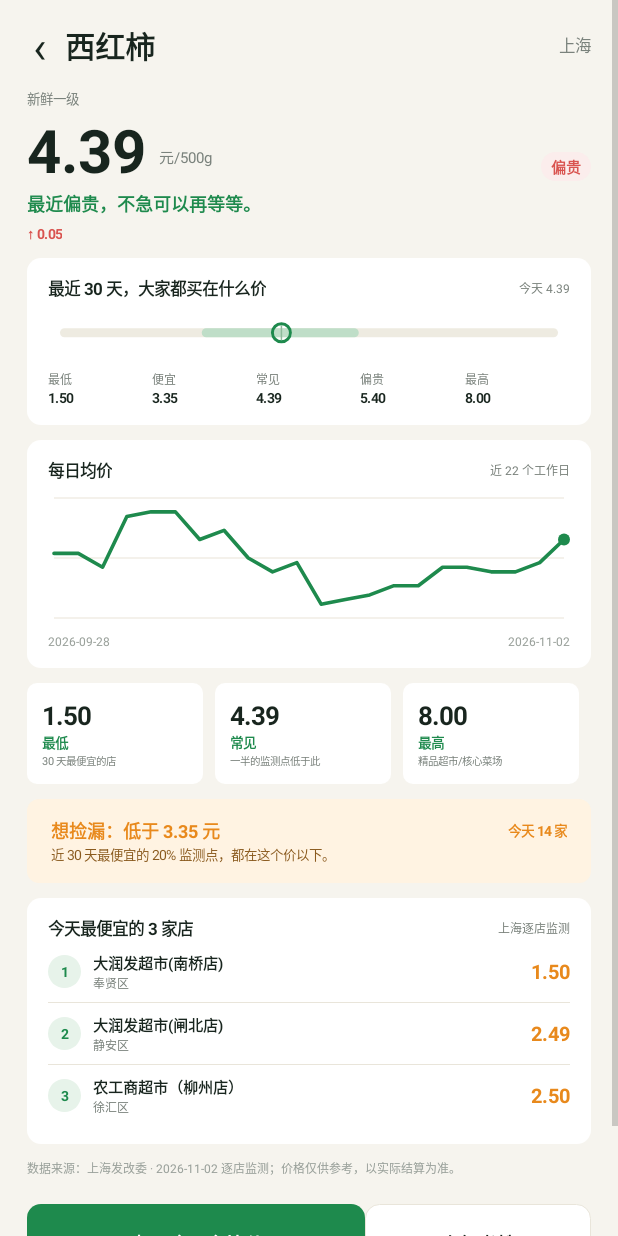
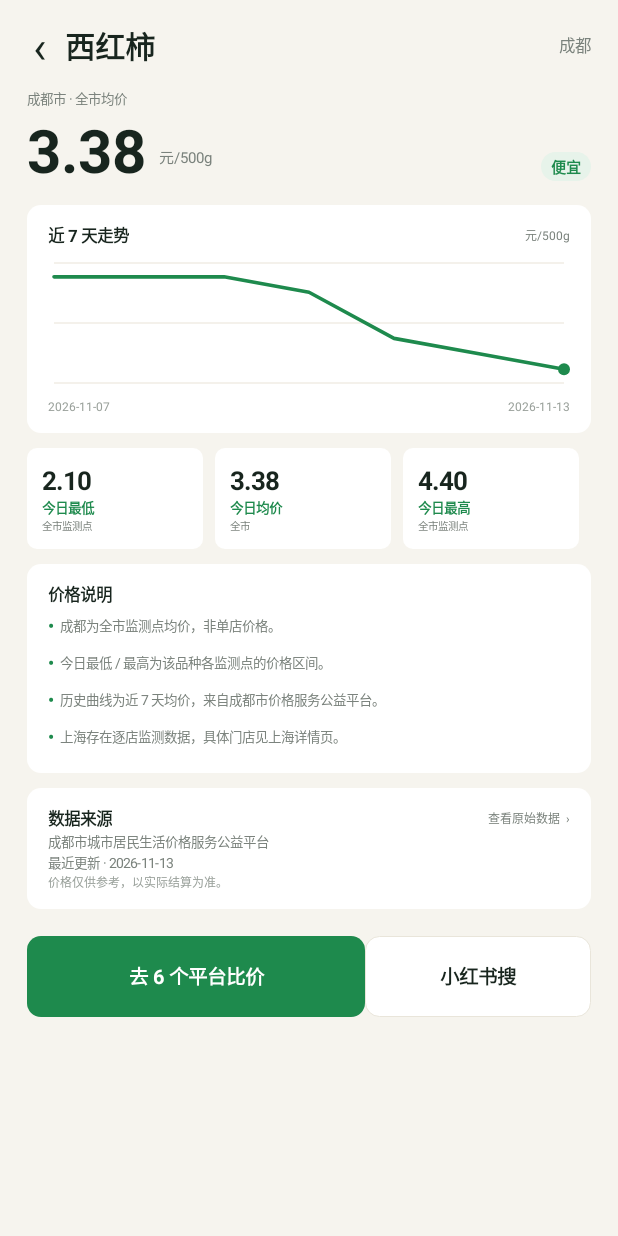
Before and after one commit to canghaimansui/shacaihuasuan, an Android app: the screen it shows after launch (DetailActivity), after a tap on "西红柿", on a phone screen of 412 x 824 dp. Run offline under Robolectric (Android 15) with nearby library versions, the phone set to English and light mode, and no system bars; 2 other taps on this screen came first.

Commit message:
feat: 新增成都城市（默认），接入成都市价格服务公益平台
- 新增 ChengduSource：9 个品类、38 个品种、近 7 天均价
- 默认城市改为成都；老版本升级一次性切换
- 成都详情页：今日最低/均价/最高 + 7 天曲线 + 价格说明
- 版本 2.1.0

```diff
--- a/app/build.gradle
+++ b/app/build.gradle
@@ -10,8 +10,8 @@ android {
         applicationId "com.shacaihuasuan"
         minSdk 26
         targetSdk 34
-        versionCode 4
-        versionName "2.0.2"
+        versionCode 5
+        versionName "2.1.0"
     }
 
     compileOptions {
--- a/app/src/main/java/com/shacaihuasuan/AboutActivity.java
+++ b/app/src/main/java/com/shacaihuasuan/AboutActivity.java
@@ -22,11 +22,11 @@ public class AboutActivity extends Activity {
         head.addView(back);
         head.addView(Ui.tv(this, "数据说明", 20, Ui.INK, true));
         root.addView(head);
-        block(root, "价格口径", "上海：上海市发改委每日监测，逐店零售价。\n北京：北京价格每日农贸/超市均价；30 天曲线来自新发地批发，非零售价。\n单位：元/500g；食用油按原包装单位标注。");
+        block(root, "价格口径", "成都：成都市价格服务公益平台全市均价，近 7 天走势。\n上海：上海市发改委每日监测，逐店零售价。\n北京：北京价格每日农贸/超市均价；30 天曲线来自新发地批发，非零售价。\n单位以原平台为准。");
         block(root, "更新方式", "每天首次启动后下拉刷新。无服务器、无后台任务；失败时保留上一次成功数据。");
         block(root, "平台跳转", "只拉起对应 App 首页并复制食材名，不抓取平台价格；未安装时提示“暂未安装”。");
         block(root, "免责声明", "价格受产地、季节、渠道、促销影响，仅供参考，以实际结算为准。");
-        block(root, "版本", "啥菜划算 2.0.2");
+        block(root, "版本", "啥菜划算 2.1.0");
     }
     private void block(LinearLayout root, String title, String body) {
         LinearLayout c = Ui.col(this);
--- a/app/src/main/java/com/shacaihuasuan/DetailActivity.java
+++ b/app/src/main/java/com/shacaihuasuan/DetailActivity.java
@@ -43,12 +43,13 @@ public class DetailActivity extends Activity {
         head.addView(back);
         head.addView(Ui.tv(this, p.displayName, 20, Ui.INK, true));
         View sp = new View(this); head.addView(sp, new LinearLayout.LayoutParams(0,1,1));
-        head.addView(Ui.tv(this, p.isBeijing() ? "北京" : "上海", 11, Ui.MUTED, false));
+        head.addView(Ui.tv(this, p.isChengdu() ? "成都" : (p.isBeijing() ? "北京" : "上海"), 11, Ui.MUTED, false));
         root.addView(head);
         View gap = new View(this); root.addView(gap, new LinearLayout.LayoutParams(1, Ui.dp(this,8)));
 
         if (p.isMilk) { milk(root); }
         else if (p.isBeijing()) { beijing(root); }
+        else if (p.isChengdu()) { chengdu(root); }
         else { shanghai(root); }
 
         // buttons
@@ -75,6 +76,59 @@ public class DetailActivity extends Activity {
         Ui.margin(big, 0, Ui.dp(this,10), 0, 0); card.addView(big);
         card.addView(Ui.tv(this, "上海和北京的官方监测数据中，暂时没有乳制品价格。", 9, Ui.MUTED, false));
         root.addView(card);
+    }
+
+    private void chengdu(LinearLayout root) {
+        LinearLayout hero = Ui.col(this);
+        hero.addView(Ui.tv(this, "成都市 · 全市均价", 9, Ui.MUTED, false));
+        LinearLayout priceRow = Ui.row(this);
+        priceRow.setGravity(Gravity.BOTTOM);
+        priceRow.addView(Ui.tv(this, Ui.money(p.current), 40, Ui.INK, true));
+        TextView unit = Ui.tv(this, " " + p.unit, 10, Ui.MUTED, false);
+        Ui.margin(unit, Ui.dp(this,6), 0, 0, Ui.dp(this,7));
+        priceRow.addView(unit);
+        View sp = new View(this); priceRow.addView(sp, new LinearLayout.LayoutParams(0,1,1));
+        priceRow.addView(Ui.tag(this, p.tag));
+        hero.addView(priceRow);
+        root.addView(hero);
+
+        if (p.series.size() > 1) {
+            LinearLayout card = card("近 " + p.series.size() + " 天走势", p.unit);
+            LineView line = new LineView(this);
+            List<Double> vals = new ArrayList<>();
+            for (Model.Day d : p.series) vals.add(d.avg);
+            line.set(vals, Ui.GREEN);
+            card.addView(line, new LinearLayout.LayoutParams(ViewGroup.LayoutParams.MATCH_PARENT, Ui.dp(this,100)));
+            LinearLayout dates = Ui.row(this);
+            dates.addView(Ui.tv(this, p.series.get(0).date, 8, Ui.LIGHT, false));
+            View spd = new View(this); dates.addView(spd, new LinearLayout.LayoutParams(0,1,1));
+            dates.addView(Ui.tv(this, p.series.get(p.series.size()-1).date, 8, Ui.LIGHT, false));
+            card.addView(dates);
+            root.addView(card);
+
+            double mn = Double.MAX_VALUE, mx = -Double.MAX_VALUE, sum = 0;
+            for (Model.Day d : p.series) { if (d.avg < mn) mn = d.avg; if (d.avg > mx) mx = d.avg; sum += d.avg; }
+            LinearLayout stats = Ui.row(this);
+            stats.addView(stat("今日最低", p.todayMin == null ? mn : p.todayMin, "全市监测点"));
+            stats.addView(stat("今日均价", p.current, "全市"));
+            stats.addView(stat("今日最高", p.todayMax == null ? mx : p.todayMax, "全市监测点"));
+            LinearLayout.LayoutParams stlp = new LinearLayout.LayoutParams(ViewGroup.LayoutParams.MATCH_PARENT, ViewGroup.LayoutParams.WRAP_CONTENT);
+            stlp.topMargin = Ui.dp(this,10);
+            root.addView(stats, stlp);
+        }
+
+        LinearLayout why = card("价格说明", "");
+        why.addView(noteLine("成都为全市监测点均价，非单店价格。"));
+        why.addView(noteLine("今日最低 / 最高为该品种各监测点的价格区间。"));
+        why.addView(noteLine("历史曲线为近 7 天均价，来自成都市价格服务公益平台。"));
+        why.addView(noteLine("上海存在逐店监测数据，具体门店见上海详情页。"));
+        root.addView(why);
+
+        LinearLayout src = card("数据来源", "查看原始数据  ›");
+        src.addView(Ui.tv(this, "成都市城市居民生活价格服务公益平台", 9, Ui.MUTED, false));
+        src.addView(Ui.tv(this, "最近更新 · " + Repo.get().date(), 9, Ui.MUTED, false));
+        src.addView(Ui.tv(this, "价格仅供参考，以实际结算为准。", 8, Ui.LIGHT, false));
+        root.addView(src);
     }
 
     private void shanghai(LinearLayout root) {
--- a/app/src/main/java/com/shacaihuasuan/MainActivity.java
+++ b/app/src/main/java/com/shacaihuasuan/MainActivity.java
@@ -86,7 +86,7 @@ public class MainActivity extends Activity {
         top.addView(names, nlp);
         LinearLayout right = Ui.col(this);
         right.setGravity(Gravity.END);
-        cityBtn = Ui.tv(this, ("sh".equals(Repo.get().city()) ? "上海" : "北京") + "  ▾", 12, Ui.INK, true);
+        cityBtn = Ui.tv(this, Repo.get().cityName() + "  ▾", 12, Ui.INK, true);
         cityBtn.setOnClickListener(v -> cityDialog());
         right.addView(cityBtn);
         dateTv = Ui.tv(this, Repo.get().date() + " 更新", 9, Ui.MUTED, false);
@@ -122,10 +122,8 @@ public class MainActivity extends Activity {
         big.setMinimumHeight(Ui.dp(this,40));
         big.setGravity(Gravity.BOTTOM);
         big.addView(Ui.tv(this, Repo.get().overviewTop(), 25, 0xFFF4EFE2, true));
-        if (Repo.get().isShanghai()) {
-            String up = Repo.get().overviewUp();
-            if (up != null && !up.isEmpty()) big.addView(Ui.tv(this, "  · " + up, 10, 0xFFBCD6C4, false));
-        }
+        String up = Repo.get().overviewUp();
+        if (up != null && !up.isEmpty()) big.addView(Ui.tv(this, "  · " + up, 10, 0xFFBCD6C4, false));
         hero.addView(big);
         TextView note = Ui.tv(this, Repo.get().overviewNote(), 9, 0xFFBCD6C4, false);
         Ui.margin(note, 0, Ui.dp(this,5), 0, 0);
@@ -226,11 +224,12 @@ public class MainActivity extends Activity {
     }
 
     private void cityDialog() {
-        final String[] items = {"上海（逐店零售）", "北京（农贸/超市/批发）"};
+        final String[] items = {"成都（全市均价）", "上海（逐店零售）", "北京（农贸/超市/批发）"};
+        final String[] ids = {"cd", "sh", "bj"};
         new AlertDialog.Builder(this)
                 .setTitle("选择城市")
                 .setItems(items, (d, w) -> {
-                    Repo.get().setCity(w == 0 ? "sh" : "bj");
+                    Repo.get().setCity(ids[w]);
                     render();
                 }).show();
     }
--- a/app/src/main/java/com/shacaihuasuan/SearchActivity.java
+++ b/app/src/main/java/com/shacaihuasuan/SearchActivity.java
@@ -77,5 +77,6 @@ public class SearchActivity extends Activity {
             list.addView(row);
         }
         if (n == 0) list.addView(Ui.tv(this, "没有找到，换个说法试试。", 12, Ui.MUTED, false));
+        else list.addView(Ui.tv(this, "共 " + n + " 个结果 · " + Repo.get().cityName(), 8.5f, Ui.LIGHT, false));
     }
 }
--- a/app/src/main/java/com/shacaihuasuan/data/JsonData.java
+++ b/app/src/main/java/com/shacaihuasuan/data/JsonData.java
@@ -50,6 +50,8 @@ public class JsonData {
             if (!o.isNull("farm")) p.farm = o.optDouble("farm");
             if (!o.isNull("supermarket")) p.supermarket = o.optDouble("supermarket");
             if (!o.isNull("wholesale")) p.wholesale = o.optDouble("wholesale");
+            if (!o.isNull("todayMin")) p.todayMin = o.optDouble("todayMin");
+            if (!o.isNull("todayMax")) p.todayMax = o.optDouble("todayMax");
             JSONObject os = o.optJSONObject("outlet30");
             if (os != null) {
                 p.outlet30 = new Model.OutletStats();
--- a/app/src/main/java/com/shacaihuasuan/data/Model.java
+++ b/app/src/main/java/com/shacaihuasuan/data/Model.java
@@ -24,11 +24,12 @@ public class Model {
         public OutletStats outlet30;
         public List<Shop> cheapest3 = new ArrayList<>();
         public int belowP20, outletCount;
-        public Double farm, supermarket, wholesale;
+        public Double farm, supermarket, wholesale, todayMin, todayMax;
         public String seriesType = "retail";
         public String city;
 
         public boolean isBeijing() { return "bj".equals(city); }
+        public boolean isChengdu() { return "cd".equals(city); }
         public String priceUnit() { return unit == null || unit.isEmpty() ? "元/500g" : unit; }
     }
     public static class Meta {
--- a/app/src/main/java/com/shacaihuasuan/data/Repo.java
+++ b/app/src/main/java/com/shacaihuasuan/data/Repo.java
@@ -17,7 +17,7 @@ import java.util.concurrent.Executors;
 
 public class Repo {
     public static class RefreshResult {
-        public boolean shanghai, beijing;
+        public boolean shanghai, beijing, chengdu;
         public String message = "";
     }
     public interface Callback { void done(RefreshResult r); }
@@ -26,7 +26,8 @@ public class Repo {
     private final Context app;
     private final List<Model.Product> sh = new ArrayList<>();
     private final List<Model.Product> bj = new ArrayList<>();
-    private Model.Meta shMeta = new Model.Meta(), bjMeta = new Model.Meta();
+    private final List<Model.Product> cd = new ArrayList<>();
+    private Model.Meta shMeta = new Model.Meta(), bjMeta = new Model.Meta(), cdMeta = new Model.Meta();
     private final ExecutorService pool = Executors.newSingleThreadExecutor();
     private final Handler main = new Handler(Looper.getMainLooper());
     private String city;
@@ -40,12 +41,20 @@ public class Repo {
     private Repo(Context c) {
         app = c;
         SharedPreferences sp = c.getSharedPreferences("app", Context.MODE_PRIVATE);
-        city = sp.getString("city", "sh");
+        // 默认城市：成都。老版本升级上来的也切一次，之后尊重用户选择。
+        if (!sp.getBoolean("defaultCityV3", false)) {
+            city = "cd";
+            sp.edit().putString("city", "cd").putBoolean("defaultCityV3", true).apply();
+        } else {
+            city = sp.getString("city", "cd");
+        }
         try {
             Model.CityData a = JsonData.parse(JsonData.readAsset(c, "shanghai.json"), "sh");
             sh.addAll(a.products); shMeta = a.meta;
             Model.CityData b = JsonData.parse(JsonData.readAsset(c, "beijing.json"), "bj");
             bj.addAll(b.products); bjMeta = b.meta;
+            Model.CityData d = JsonData.parse(JsonData.readAsset(c, "chengdu.json"), "cd");
+            cd.addAll(d.products); cdMeta = d.meta;
         } catch (Exception e) { e.printStackTrace(); }
         // cached latest data
         try {
@@ -59,6 +68,10 @@ public class Repo {
                 String ms = read(m), vs = read(v);
                 mergeBeijing(BeijingSource.parse(ms, vs));
             }
+        } catch (Exception ignored) {}
+        try {
+            File f = new File(c.getFilesDir(), "cd_latest.json");
+            if (f.exists()) mergeChengdu(ChengduSource.parseCache(read(f)));
         } catch (Exception ignored) {}
     }
 
@@ -77,12 +90,28 @@ public class Repo {
         app.getSharedPreferences("app", Context.MODE_PRIVATE).edit().putString("city", c).apply();
     }
     public boolean isShanghai() { return "sh".equals(city); }
-    public Model.Meta meta() { return isShanghai() ? shMeta : bjMeta; }
-    public List<Model.Product> all() { return isShanghai() ? sh : bj; }
+    public boolean isBeijing() { return "bj".equals(city); }
+    public boolean isChengdu() { return "cd".equals(city); }
+    public String cityName() {
+        if (isShanghai()) return "上海";
+        if (isBeijing()) return "北京";
+        return "成都";
+    }
+    public Model.Meta meta() {
+        if (isShanghai()) return shMeta;
+        if (isBeijing()) return bjMeta;
+        return cdMeta;
+    }
+    public List<Model.Product> all() {
+        if (isShanghai()) return sh;
+        if (isBeijing()) return bj;
+        return cd;
+    }
 
     public Model.Product byId(String id) {
         for (Model.Product p : sh) if (p.id.equals(id)) return p;
         for (Model.Product p : bj) if (p.id.equals(id)) return p;
+        for (Model.Product p : cd) if (p.id.equals(id)) return p;
         return null;
     }
 
@@ -122,20 +151,21 @@ public class Repo {
 
     public String overviewTop() {
         if (isShanghai()) {
-            int down = 0, up = 0;
+            int down = 0;
             for (Model.Product p : sh) {
                 if (p.series.size() < 2) continue;
                 double a = p.series.get(0).avg, b = p.series.get(p.series.size() - 1).avg;
-                if (b < a - 1e-6) down++; else if (b > a + 1e-6) up++;
+                if (b < a - 1e-6) down++;
             }
             return down + " 个降价";
         }
+        if (isBeijing()) return "今日参考";
         return "今日参考";
     }
     public String overviewUp() {
-        if (!isShanghai()) return "";
+        List<Model.Product> list = all();
         int up = 0;
-        for (Model.Product p : sh) {
+        for (Model.Product p : list) {
             if (p.series.size() < 2) continue;
             double a = p.series.get(0).avg, b = p.series.get(p.series.size() - 1).avg;
             if (b > a + 1e-6) up++;
@@ -143,28 +173,36 @@ public class Repo {
         return up + " 个涨价";
     }
     public String overviewSub() {
-        if (isShanghai()) return "近 30 天 · 上海 64 个品种";
-        return "北京 · 农贸 / 超市 / 批发";
+        if (isShanghai()) return "近 30 天 · 上海 " + countAll() + " 个品种";
+        if (isBeijing()) return "北京 · 农贸 / 超市 / 批发";
+        return "成都 · 全市均价";
     }
     public String overviewNote() {
         if (isShanghai()) return "价格为监测点均价 · 仅供参考";
-        return "农贸/超市为全市均价，批发为新发地参考";
+        if (isBeijing()) return "农贸/超市为全市均价，批发为新发地参考";
+        return "成都市价格服务公益平台 · 全市均价";
     }
+    public int countAll() { return all().size(); }
 
     public void refresh(Callback cb) {
         pool.execute(() -> {
             RefreshResult r = new RefreshResult();
             XlsParser.Parsed shParsed = null;
             BeijingSource.Result bjParsed = null;
+            Model.CityData cdParsed = null;
             try { shParsed = ShanghaiSource.fetch(app); r.shanghai = true; }
             catch (Exception e) { r.message += "上海: " + e.getMessage() + " "; }
             try { bjParsed = BeijingSource.fetch(app); r.beijing = true; }
             catch (Exception e) { r.message += "北京: " + e.getMessage() + " "; }
+            try { cdParsed = ChengduSource.fetch(app); r.chengdu = true; }
+            catch (Exception e) { r.message += "成都: " + e.getMessage() + " "; }
             final XlsParser.Parsed sp = shParsed;
             final BeijingSource.Result bp = bjParsed;
+            final Model.CityData cp = cdParsed;
             main.post(() -> {
                 if (sp != null) mergeShanghai(sp);
                 if (bp != null) mergeBeijing(bp);
+                if (cp != null) mergeChengdu(cp);
                 cb.done(r);
             });
         });
@@ -221,6 +259,23 @@ public class Repo {
         if (parsed.date != null && !parsed.date.isEmpty()) bjMeta.latestDate = parsed.date;
     }
 
+    private void mergeChengdu(Model.CityData parsed) {
+        Map<String, Model.Product> byName = new HashMap<>();
+        for (Model.Product p : parsed.products) byName.put(p.name, p);
+        for (Model.Product p : cd) {
+            Model.Product src = byName.get(p.name);
+            if (src == null) continue;
+            p.current = src.current;
+            if (src.series.size() > 1) p.prev = src.series.get(src.series.size() - 2).avg;
+            p.series.clear();
+            p.series.addAll(src.series);
+            p.unit = src.unit;
+            p.tag = tagOf(p);
+        }
+        if (parsed.meta != null && parsed.meta.latestDate != null && !parsed.meta.latestDate.isEmpty())
+            cdMeta.latestDate = parsed.meta.latestDate;
+    }
+
     public static String tagOf(Model.Product p) {
         if (p.series.size() < 5) return "正常";
         List<Double> avgs = new ArrayList<>();
@@ -241,11 +296,11 @@ public class Repo {
 
     private static final Map<String, List<String>> HOME = new HashMap<>();
     static {
-        HOME.put("veg", java.util.Arrays.asList("青菜","花菜","西红柿","土豆","大白菜","黄瓜","菠菜","芹菜","大白菜"));
-        HOME.put("fruit", java.util.Arrays.asList("苹果","富士苹果","香蕉","国产香蕉","橙子","脐橙","梨","鸭梨","西瓜","葡萄"));
-        HOME.put("meat", java.util.Arrays.asList("猪精瘦肉","猪肋条肉","猪带皮后腿肉","猪肋排","牛腩","牛腱子","白条鸡","鲜羊肉","白条猪","鸭子","鲜牛肉"));
-        HOME.put("dairy", java.util.Arrays.asList("鸡蛋","牛奶"));
+        HOME.put("veg", java.util.Arrays.asList("青菜","花菜","西红柿","土豆","大白菜","黄瓜","菠菜","芹菜","青椒","白萝卜","莲花白"));
+        HOME.put("fruit", java.util.Arrays.asList("苹果","富士苹果","苹果（红富士）","香蕉","国产香蕉","橙子","脐橙","梨","鸭梨","西瓜","葡萄"));
+        HOME.put("meat", java.util.Arrays.asList("猪精瘦肉","猪肋条肉","猪带皮后腿肉","猪肋排","牛腩","牛腱子","白条鸡","鲜羊肉","白条猪","鸭子","鲜牛肉","猪肉（精瘦）","猪肉（去骨一级）","五花肉","排骨","牛肉","羊肉","鸡肉"));
+        HOME.put("dairy", java.util.Arrays.asList("鸡蛋","洋鸡蛋","牛奶"));
         HOME.put("aqua", java.util.Arrays.asList("基围虾","鲫鱼","带鱼","草鱼","花鲢","黄鱼","鲢鱼"));
-        HOME.put("grain", java.util.Arrays.asList("粳米","面粉","切面","大豆油","富强粉","标准粉","鲁花花生油","金龙鱼调和油"));
+        HOME.put("grain", java.util.Arrays.asList("粳米","面粉","切面","大豆油","富强粉","标准粉","鲁花花生油","金龙鱼调和油","粳米（珍珠米）","大米（普通散装）","调和油（5L桶装）"));
     }
 }
```
Also changed, not shown: app/src/main/assets/chengdu.json (added, +1 -0 lines), app/src/main/java/com/shacaihuasuan/CategoryActivity.java (+10 -1 lines), app/src/main/java/com/shacaihuasuan/data/ChengduSource.java (added, +207 -0 lines), 3 other files.
